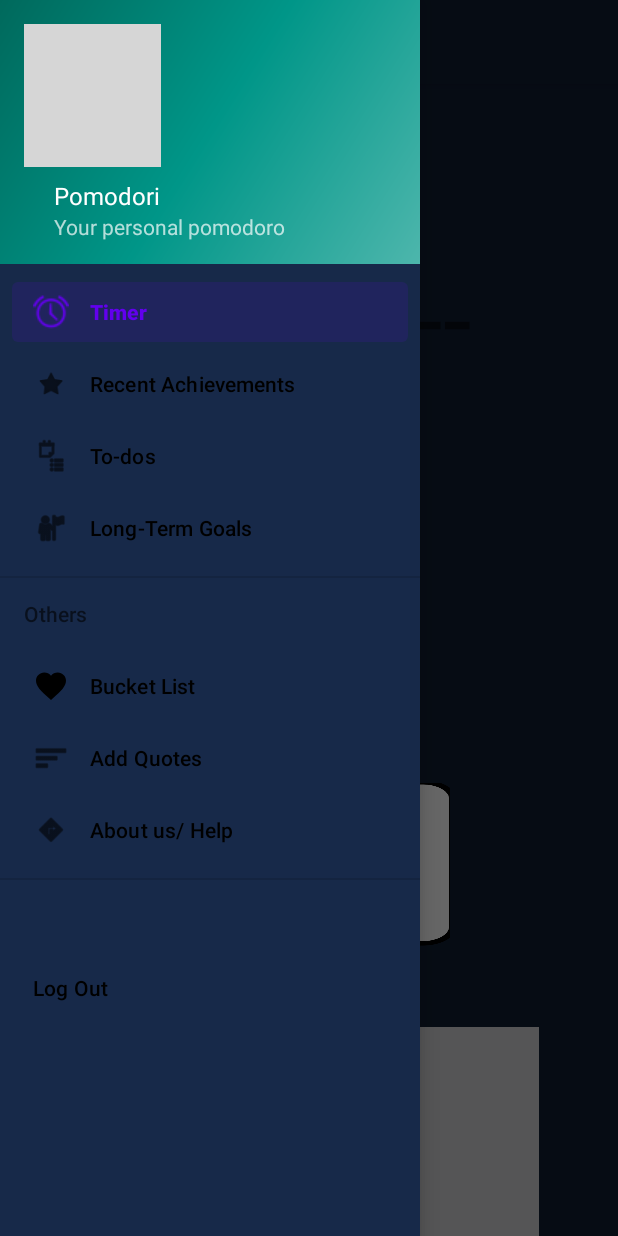
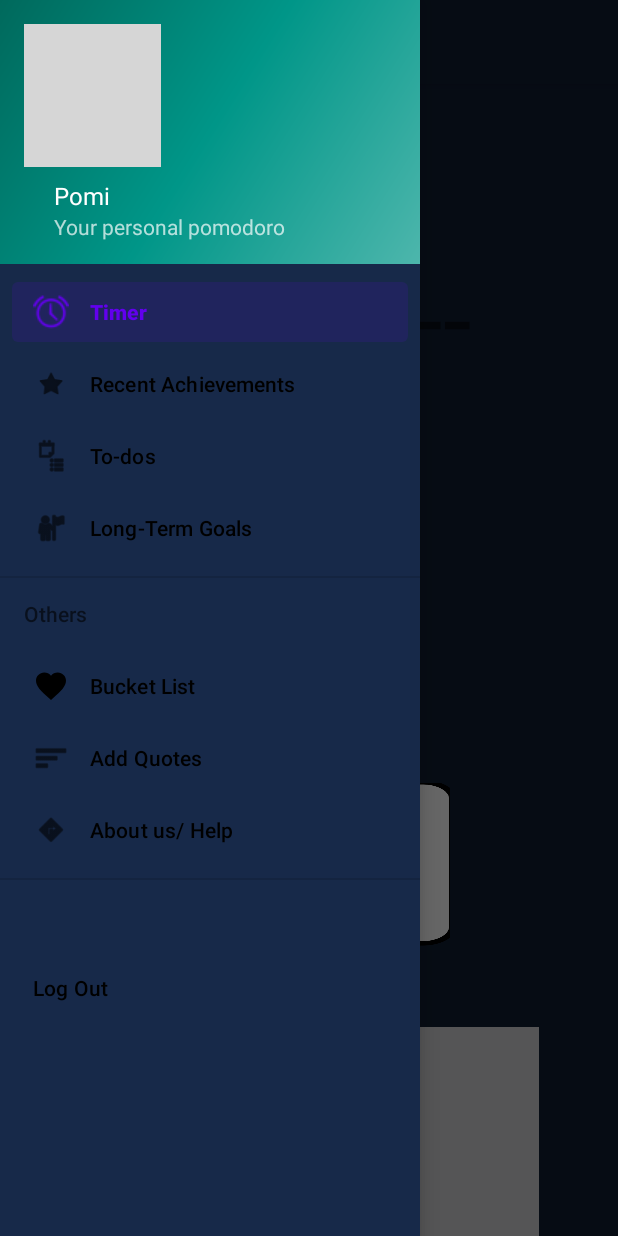
Before and after one commit to pragyaSingh13/Pomi, an Android app: the screen it shows after launch once a user with an empty profile is signed in (home), with the side drawer open, on a phone screen of 412 x 824 dp. Run offline under Robolectric (Android 15) with nearby library versions, the phone set to English and light mode, and no system bars; our stand-ins replace Firebase (no records; nobody signed in at launch, a user with empty details on screens opened directly), navigation-ui; Roboto replaces fonts that are not available here; 6 statements that could not run were skipped; grey boxes are pictures that could not be loaded.

Commit message:
final commits

```diff
--- a/app/src/main/res/layout/nav_header_home.xml
+++ b/app/src/main/res/layout/nav_header_home.xml
@@ -26,7 +26,7 @@
         android:layout_height="wrap_content"
         android:layout_marginLeft="20dp"
         android:paddingTop="@dimen/nav_header_vertical_spacing"
-        android:text="@string/nav_header_title"
+        android:text="Pomi"
         android:textAppearance="@style/TextAppearance.AppCompat.Body1"
         android:textSize="16sp" />
 
```
